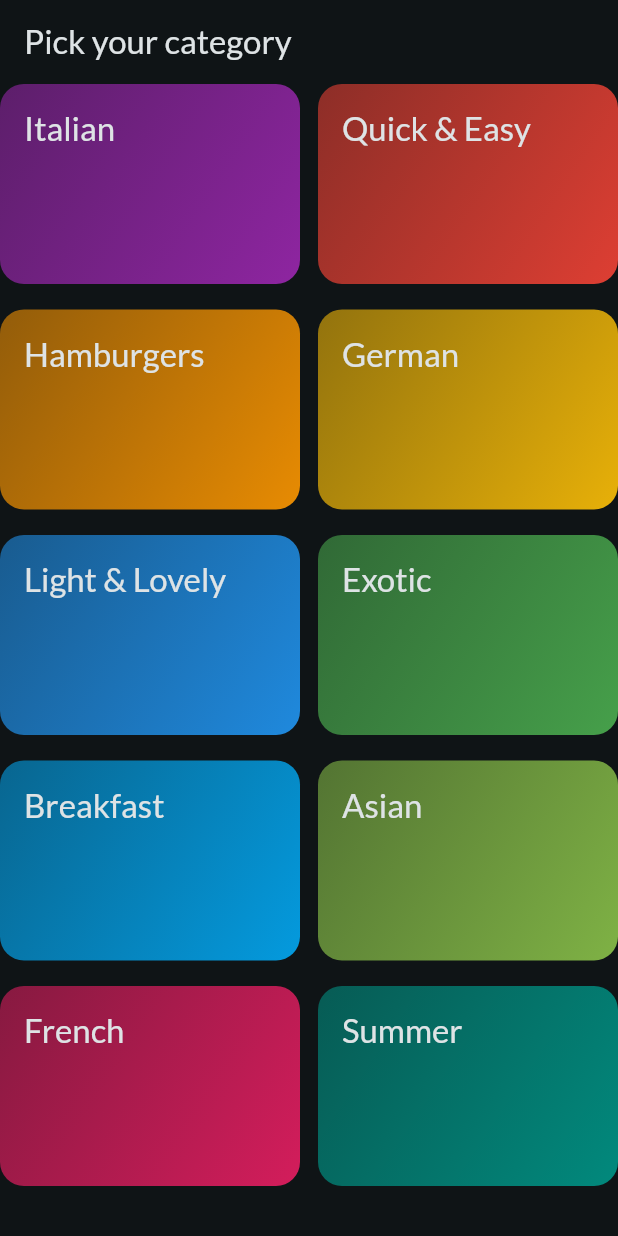
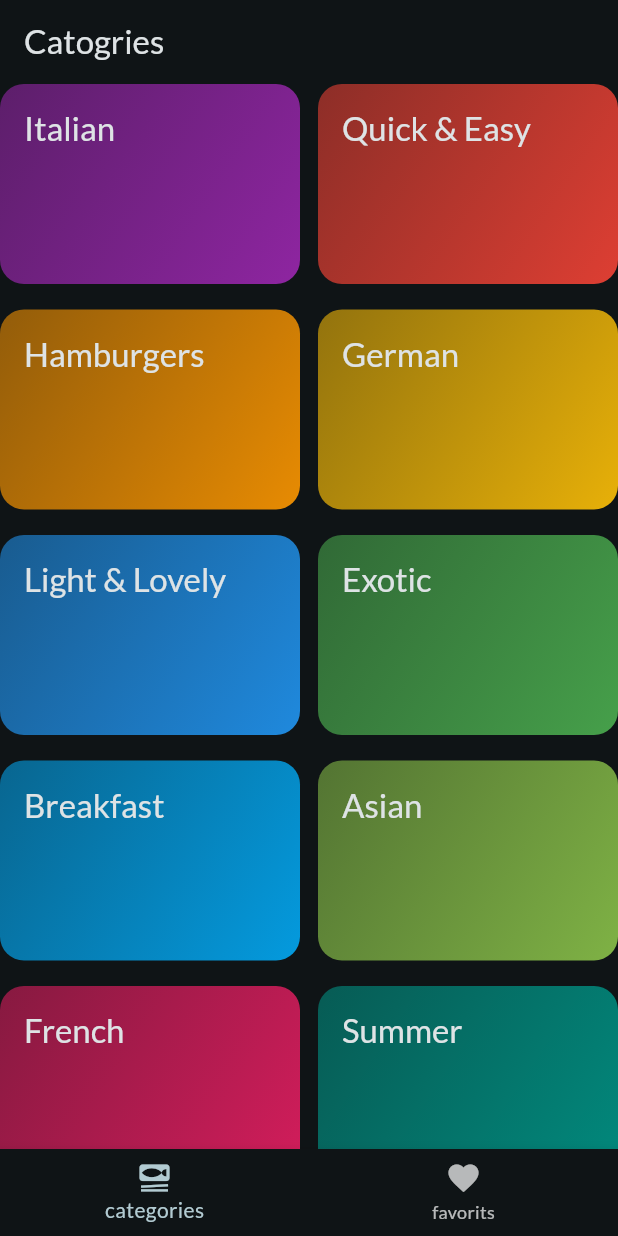
Before and after one commit to MDREZA110/meal_app, a Flutter app: the screen it shows after launch, on a phone screen of 412 x 824 dp. Run offline on Flutter 3.47's test engine with Material 3 defaults, Android fonts, the phone set to English and light mode, and no system bars; our stand-ins replace google_fonts, transparent_image.

Commit message:
favorite feature addes ssfly

```diff
--- a/lib/main.dart
+++ b/lib/main.dart
@@ -1,6 +1,6 @@
 import 'package:flutter/material.dart';
 import 'package:google_fonts/google_fonts.dart';
-import 'package:meals/screens/categories.dart';
+import 'package:meals/screens/tabs.dart';
 
 final theme = ThemeData(
   useMaterial3: true,
@@ -23,7 +23,7 @@ class App extends StatelessWidget {
     return MaterialApp(
       debugShowCheckedModeBanner: false,
       theme: theme,
-      home: const CategriesScreen(),
+      home: const TabScreen(),
     );
   }
 }
--- a/lib/screens/categories.dart
+++ b/lib/screens/categories.dart
@@ -4,10 +4,11 @@ import 'package:meals/data/dummy_data.dart';
 import 'package:meals/widget/category_grid.dart';
 import 'package:meals/screens/meals.dart';
 import "package:meals/models/category.dart";
+import 'package:meals/models/meal.dart';
+class CategoriesScreen extends StatelessWidget {
+  const CategoriesScreen({super.key,  required this.onToggleFavorite});
 
-class CategriesScreen extends StatelessWidget {
-  const CategriesScreen({super.key});
-
+ final void Function(Meal meal) onToggleFavorite;
   void _selectCategory(BuildContext context, Category category) {
     final filteredMeals = dummyMeals
         .where((meals) => meals.categories.contains(category.id))
@@ -15,7 +16,7 @@ class CategriesScreen extends StatelessWidget {
     Navigator.of(context).push(
       MaterialPageRoute(
         builder: (ctx) =>
-            MealsScreen(title: category.title , meals: filteredMeals),
+            MealsScreen(title: category.title , meals: filteredMeals,onToggleFavorite: onToggleFavorite,),
       ),
     ); // Navigator.push(context, route);
   }
@@ -24,9 +25,7 @@ class CategriesScreen extends StatelessWidget {
   @override
   Widget build(BuildContext context) {
     return Scaffold(
-      appBar: AppBar(
-        title: const Text('Pick your category'),
-      ),
+
       body: GridView(
         gridDelegate: const SliverGridDelegateWithFixedCrossAxisCount(
             crossAxisCount: 2,
--- /dev/null
+++ b/lib/screens/tabs.dart
@@ -0,0 +1,63 @@
+import 'package:flutter/material.dart';
+import 'package:meals/screens/categories.dart';
+import 'package:meals/screens/meals.dart';
+import 'package:meals/models/meal.dart';
+
+class TabScreen extends StatefulWidget {
+  const TabScreen({super.key});
+
+  @override
+  State<TabScreen> createState() => _TabScreenState();
+}
+
+class _TabScreenState extends State<TabScreen> {
+  int _selectPageIndex = 0;
+  final List<Meal> _favoriteMeals = [];
+
+  // ignore: unused_element
+  void _toggleMealFavoritsStatus(Meal meal) {
+    final isExisting = _favoriteMeals.contains(meal);
+
+    if (isExisting) {
+      _favoriteMeals.remove(meal);
+    } else {
+      _favoriteMeals.add(meal);
+    }
+  }
+
+  void _setPage(int index) {
+    setState(() {
+      _selectPageIndex = index;
+    });
+  }
+
+  @override
+  Widget build(BuildContext context) {
+    Widget activePage =  CategoriesScreen(onToggleFavorite: _toggleMealFavoritsStatus,);
+    var activePageTitle = "Catogries";
+
+    // '0' for category screen,  '1' for fav screen
+    if (_selectPageIndex == 1) {
+      // ignore: prefer_const_constructors, prefer_const_literals_to_create_immutables
+      activePage =  MealsScreen(meals: _favoriteMeals ,onToggleFavorite: _toggleMealFavoritsStatus,);
+      activePageTitle = "Your Favorites";
+    }
+
+    return Scaffold(
+      appBar: AppBar(
+        title: Text(activePageTitle),
+      ),
+      body: activePage,
+      bottomNavigationBar: BottomNavigationBar(
+        onTap: _setPage,
+        currentIndex: _selectPageIndex,
+        items: const [
+          BottomNavigationBarItem(
+              icon: Icon(Icons.set_meal), label: "categories"),
+          BottomNavigationBarItem(
+              icon: Icon(Icons.favorite), label: "favorits"),
+        ],
+      ),
+    );
+  }
+}
--- a/lib/widget/meal_item.dart
+++ b/lib/widget/meal_item.dart
@@ -8,6 +8,7 @@ class MealItem extends StatelessWidget {
     super.key,
     required this.meal,
     required this.onSelectMeal,
+
   });
 
   final Meal meal;
```
Also changed, not shown: lib/screens/meals.dart (+15 -10 lines), lib/screens/meals_details.dart (+15 -9 lines).
